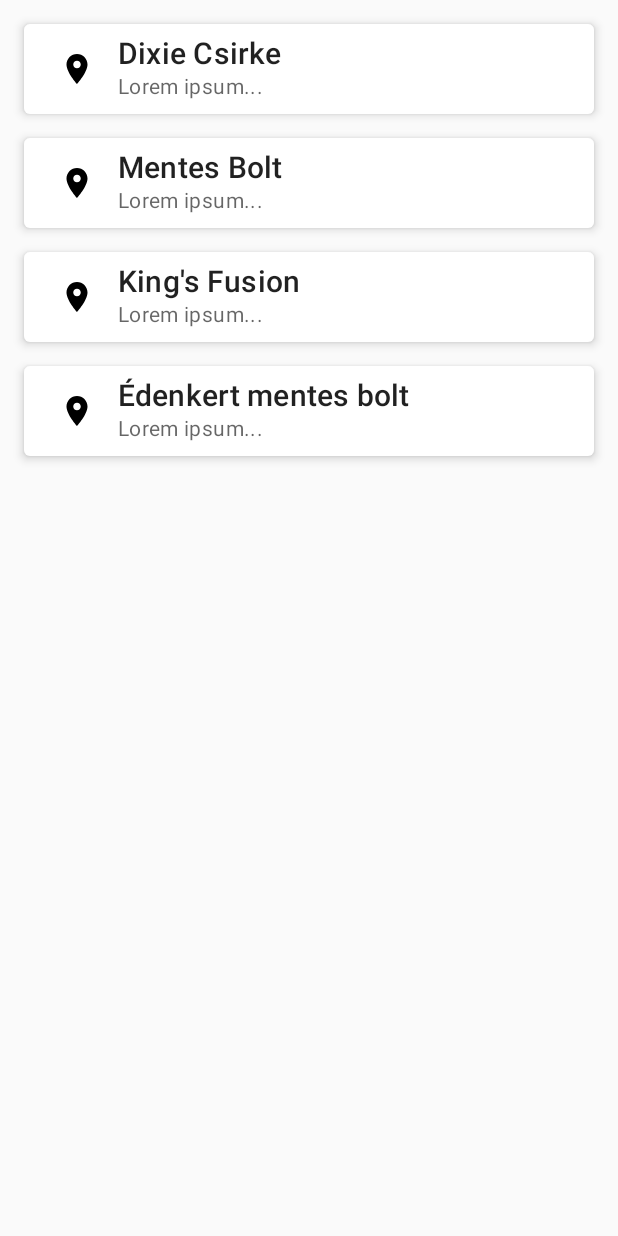
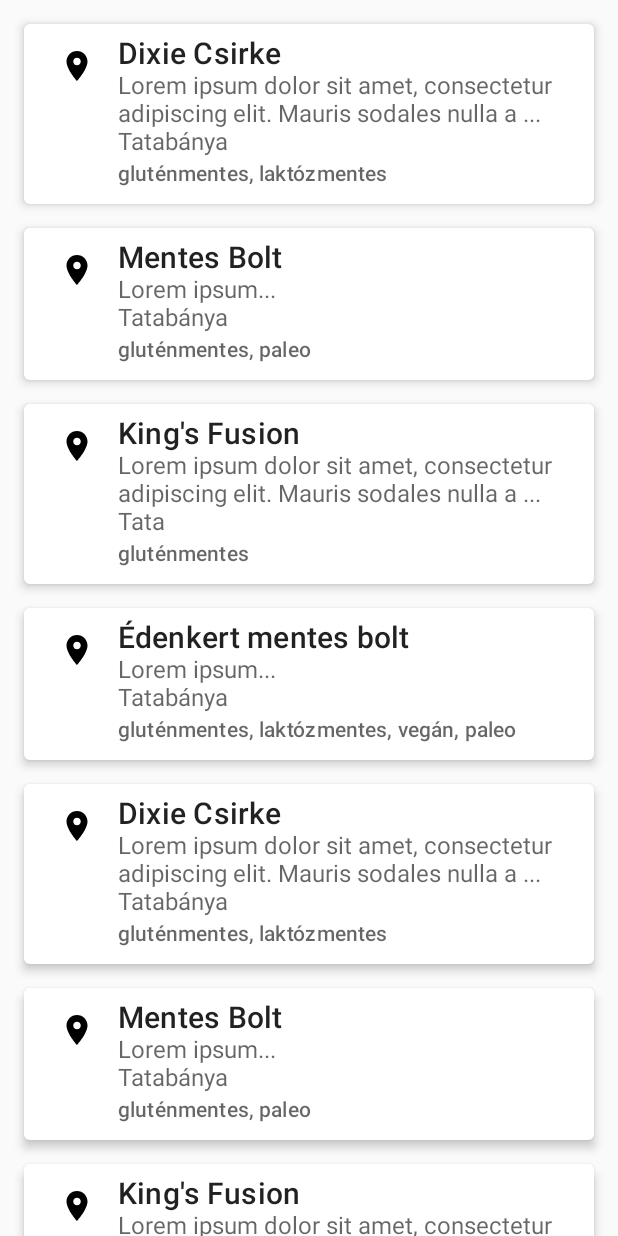
Before and after one commit to elluin/Feeder, an Android app built with Jetpack Compose: the screen it shows after launch (MainActivity), on a phone screen of 412 x 824 dp. Run offline under Robolectric (Android 15) with nearby library versions, the phone set to English and light mode, and no system bars.

Commit message:
Modify FeederScreen

```diff
--- a/app/src/main/java/hu/nebet/feeder/model/EatingPlace.kt
+++ b/app/src/main/java/hu/nebet/feeder/model/EatingPlace.kt
@@ -31,8 +31,11 @@ data class Address(
 
 
 val dummyEatingPlaces = listOf(
-    EatingPlace("1", null, "Dixie Csirke",Coord(47.588, 18.234444), Address("2800", "Tatabánya", "Vasútállomás"),"gyorsétterem", User("1","hardvera"),"2022.12.31",null,"Lorem ipsum..."),
-    EatingPlace("2", null, "Mentes Bolt",Coord(47.63333, 18.294444), Address("2800", "Tatabánya", "Vasútállomás"),"gyorsétterem", User("1","hardvera"),"2022.12.31",null,"Lorem ipsum..."),
-    EatingPlace("3", null, "King's Fusion",Coord(47.653, 18.324), Address("2890", "Tata", "Ady E. u."),"étterem", User("1","hardvera"),"2022.12.31", null,"Lorem ipsum..."),
-    EatingPlace("4", null, "Édenkert mentes bolt",Coord(47.99333, 18.234444), Address("2800", "Tatabánya", "Béla király körtér"),"bolt, pékség", User("2","pitypang"),"2022.12.31", null,"Lorem ipsum..."),
-)
+    EatingPlace("1", null, "Dixie Csirke",Coord(47.588, 18.234444), Address("2800", "Tatabánya", "Vasútállomás"),"gluténmentes, laktózmentes", User("1","hardvera"),"2022.12.31",null,"Lorem ipsum dolor sit amet, consectetur adipiscing elit. Mauris sodales nulla a purus sodales ultricies. Cras mattis justo nec felis sagittis, quis accumsan nibh lobortis. Donec vel massa risus. Etiam a augue nec nunc iaculis sodales. Suspendisse pellentesque nulla ac odio consectetur, convallis gravida tellus pulvinar. Fusce consectetur congue leo quis dapibus. Aenean porttitor ipsum vitae urna interdum, id porta nulla sagittis. Aenean mattis, purus eget malesuada convallis, mauris ipsum malesuada tellus, eu condimentum lectus libero eget mi. Sed suscipit pharetra quam quis rutrum. Donec vestibulum facilisis ligula, eget semper elit aliquam congue. Vestibulum semper rhoncus commodo. Cras faucibus erat dolor, eget sodales justo placerat vitae. Mauris nulla felis, dignissim et lacus id, gravida luctus felis. Donec a quam urna. Duis lobortis mi et lectus bibendum imperdiet."),
+    EatingPlace("2", null, "Mentes Bolt",Coord(47.63333, 18.294444), Address("2800", "Tatabánya", "Vasútállomás"),"gluténmentes, paleo", User("1","hardvera"),"2022.12.31",null,"Lorem ipsum..."),
+    EatingPlace("3", null, "King's Fusion",Coord(47.653, 18.324), Address("2890", "Tata", "Ady E. u."),"gluténmentes", User("1","hardvera"),"2022.12.31", null,"Lorem ipsum dolor sit amet, consectetur adipiscing elit. Mauris sodales nulla a purus sodales ultricies. Cras mattis justo nec felis sagittis, quis accumsan nibh lobortis. Donec vel massa risus. Etiam a augue nec nunc iaculis sodales. Suspendisse pellentesque nulla ac odio consectetur, convallis gravida tellus pulvinar. Fusce consectetur congue leo quis dapibus. Aenean porttitor ipsum vitae urna interdum, id porta nulla sagittis. Aenean mattis, purus eget malesuada convallis, mauris ipsum malesuada tellus, eu condimentum lectus libero eget mi. Sed suscipit pharetra quam quis rutrum. Donec vestibulum facilisis ligula, eget semper elit aliquam congue. Vestibulum semper rhoncus commodo. Cras faucibus erat dolor, eget sodales justo placerat vitae."),
+    EatingPlace("4", null, "Édenkert mentes bolt",Coord(47.99333, 18.234444), Address("2800", "Tatabánya", "Béla király körtér"),"gluténmentes, laktózmentes, vegán, paleo", User("2","pitypang"),"2022.12.31", null,"Lorem ipsum..."),
+    EatingPlace("1", null, "Dixie Csirke",Coord(47.588, 18.234444), Address("2800", "Tatabánya", "Vasútállomás"),"gluténmentes, laktózmentes", User("1","hardvera"),"2022.12.31",null,"Lorem ipsum dolor sit amet, consectetur adipiscing elit. Mauris sodales nulla a purus sodales ultricies. Cras mattis justo nec felis sagittis, quis accumsan nibh lobortis. Donec vel massa risus. Etiam a augue nec nunc iaculis sodales. Suspendisse pellentesque nulla ac odio consectetur, convallis gravida tellus pulvinar. Fusce consectetur congue leo quis dapibus. Aenean porttitor ipsum vitae urna interdum, id porta nulla sagittis. Aenean mattis, purus eget malesuada convallis, mauris ipsum malesuada tellus, eu condimentum lectus libero eget mi. Sed suscipit pharetra quam quis rutrum. Donec vestibulum facilisis ligula, eget semper elit aliquam congue. Vestibulum semper rhoncus commodo. Cras faucibus erat dolor, eget sodales justo placerat vitae. Mauris nulla felis, dignissim et lacus id, gravida luctus felis. Donec a quam urna. Duis lobortis mi et lectus bibendum imperdiet."),
+    EatingPlace("2", null, "Mentes Bolt",Coord(47.63333, 18.294444), Address("2800", "Tatabánya", "Vasútállomás"),"gluténmentes, paleo", User("1","hardvera"),"2022.12.31",null,"Lorem ipsum..."),
+    EatingPlace("3", null, "King's Fusion",Coord(47.653, 18.324), Address("2890", "Tata", "Ady E. u."),"gluténmentes", User("1","hardvera"),"2022.12.31", null,"Lorem ipsum dolor sit amet, consectetur adipiscing elit. Mauris sodales nulla a purus sodales ultricies. Cras mattis justo nec felis sagittis, quis accumsan nibh lobortis. Donec vel massa risus. Etiam a augue nec nunc iaculis sodales. Suspendisse pellentesque nulla ac odio consectetur, convallis gravida tellus pulvinar. Fusce consectetur congue leo quis dapibus. Aenean porttitor ipsum vitae urna interdum, id porta nulla sagittis. Aenean mattis, purus eget malesuada convallis, mauris ipsum malesuada tellus, eu condimentum lectus libero eget mi. Sed suscipit pharetra quam quis rutrum. Donec vestibulum facilisis ligula, eget semper elit aliquam congue. Vestibulum semper rhoncus commodo. Cras faucibus erat dolor, eget sodales justo placerat vitae.")
+    )
--- a/app/src/main/java/hu/nebet/feeder/ui/theme/FeederScreen.kt
+++ b/app/src/main/java/hu/nebet/feeder/ui/theme/FeederScreen.kt
@@ -39,17 +39,25 @@ fun FeederScreen() {
 fun EatingPlaceItem(item: EatingPlace) {
     Card(
         elevation = 4.dp,
-        modifier = Modifier.padding(8.dp)
+        modifier = Modifier
+            .padding(8.dp)
     ) {
         Row(
-            verticalAlignment = Alignment.CenterVertically,
+            verticalAlignment = Alignment.Top,
             modifier = Modifier.padding(8.dp)
         ) {
             EatingPlaceIcon(Icons.Filled.Place, Modifier.weight(0.15f))
-            item.description?.let { EatingPlaceDetails(item.fullName, it, Modifier.weight(0.85f)) }
+            EatingPlaceDetails(
+                item.fullName,
+                item.description,
+                item.address.City,
+                item.categories,
+                Modifier.weight(0.85f)
+            )
         }
     }
 }
+
 
 @Composable
 private fun EatingPlaceIcon(icon: ImageVector, modifier: Modifier) {
@@ -61,20 +69,42 @@ private fun EatingPlaceIcon(icon: ImageVector, modifier: Modifier) {
 }
 
 @Composable
-private fun EatingPlaceDetails(title: String, description: String, modifier: Modifier) {
+private fun EatingPlaceDetails(
+    fullName: String,
+    description: String?,
+    address: String,
+    categories: String,
+    modifier: Modifier
+) {
     Column(modifier = modifier) {
         Text(
-            text = title,
+            text = fullName,
             style = MaterialTheme.typography.h6
         )
         CompositionLocalProvider(
             LocalContentAlpha provides ContentAlpha.medium
         ) {
+            val txt: String?
+            if (description != null) {
+                if (description.length > 80)
+                    txt = description.substring(0, 80).plus("...")
+                else txt = description
+                Text(
+                    text = txt,
+                    style = MaterialTheme.typography.body1
+                )
+            }
+
             Text(
-                text = description,
-                style = MaterialTheme.typography.body2
+                text = address,
+                style = MaterialTheme.typography.body1
+            )
+            Text(
+                text = categories,
+                style = MaterialTheme.typography.subtitle2
             )
         }
+
     }
 }
 
```
